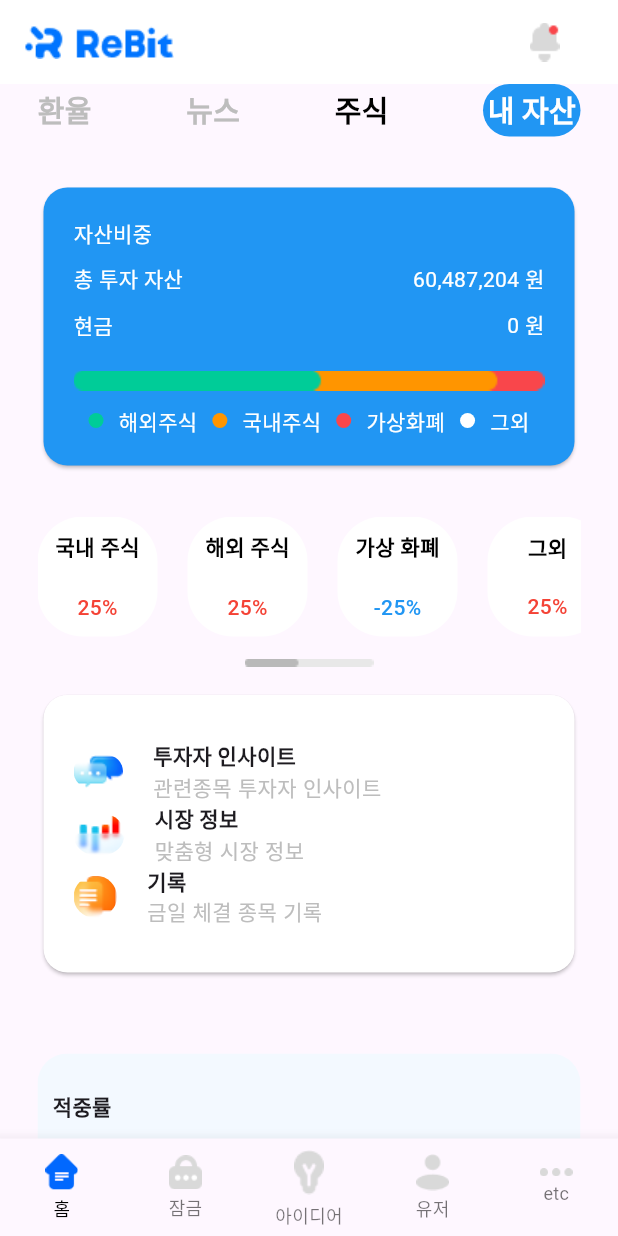
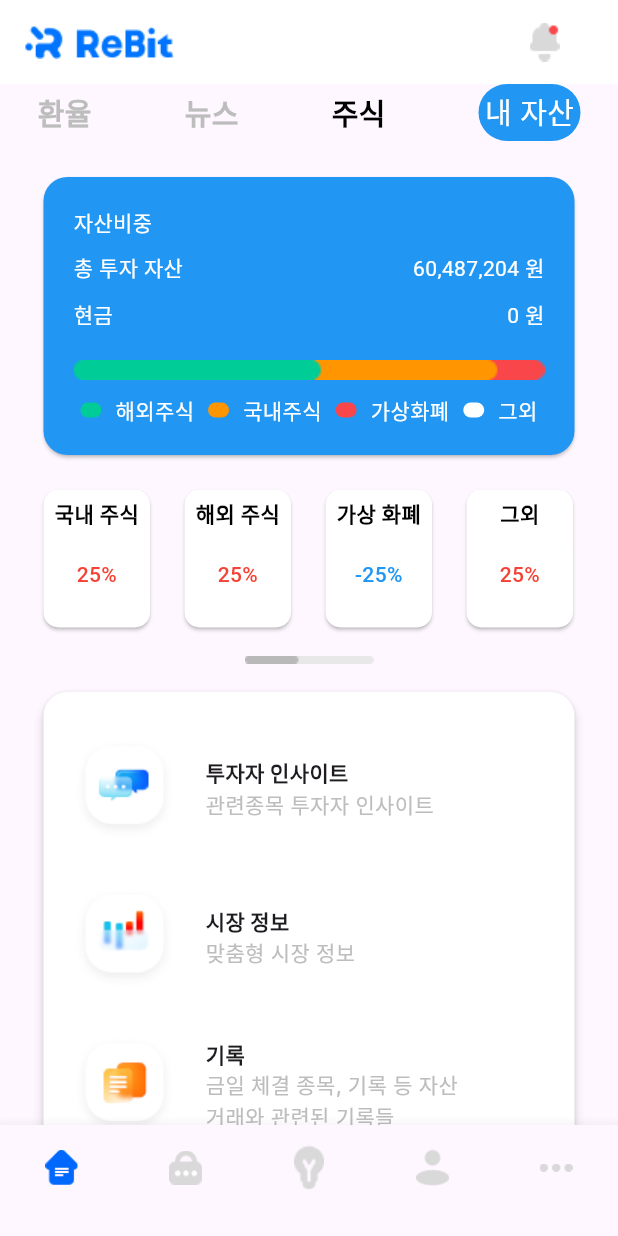
Before and after one commit to LeeGeonwoo22/flutter_homework-, a Flutter app: the screen it shows after launch, after a tap on "국내 주식", on a phone screen of 412 x 824 dp. Run offline on Flutter 3.47's test engine with Material 3 defaults, Android fonts, the phone set to English and light mode, and no system bars.

Commit message:
#2 최종

```diff
--- a/lib/ screens/rebit_screen.dart
+++ b/lib/ screens/rebit_screen.dart
@@ -28,11 +28,11 @@ class _RebitMainState extends State<RebitMain> {
             children: [
               RowTabBar(),
               SizedBox(
-                height: 30,
+                height: 20,
               ),
               AssetCard_widgets(),
               SizedBox(
-                height: 30,
+                height: 15,
               ),
               ListCardView(),
               SizedBox(
@@ -96,11 +96,11 @@ class _RebitMainState extends State<RebitMain> {
       selectedItemColor: Colors.black,
       selectedLabelStyle: TextStyle(color: Colors.black),
       items: [
-        bottomNavigationBarItem("home", "홈"),
-        bottomNavigationBarItem("lock", "잠금"),
-        bottomNavigationBarItem("light", "아이디어"),
-        bottomNavigationBarItem("users", "유저"),
-        bottomNavigationBarItem("etc", "etc"),
+        bottomNavigationBarItem("home", ""),
+        bottomNavigationBarItem("lock", ""),
+        bottomNavigationBarItem("light", ""),
+        bottomNavigationBarItem("users", ""),
+        bottomNavigationBarItem("etc", ""),
       ],
     );
   }
@@ -108,14 +108,13 @@ class _RebitMainState extends State<RebitMain> {
   BottomNavigationBarItem bottomNavigationBarItem(
       String iconName, String label) {
     return BottomNavigationBarItem(
-      icon: Padding(
-        padding: const EdgeInsets.only(bottom: 3),
-        child: Image.asset(
-          'assets/icons/${iconName}.png',
-          width: 22,
+        icon: Padding(
+          padding: const EdgeInsets.symmetric(vertical: 6),
+          child: Image.asset(
+            'assets/icons/${iconName}.png',
+            width: 22,
+          ),
         ),
-      ),
-      label: label,
-    );
+        label: label);
   }
 }
--- a/lib/widgets/assetsGraph.dart
+++ b/lib/widgets/assetsGraph.dart
@@ -14,7 +14,6 @@ class AssetCard_widgets extends StatelessWidget {
         padding: const EdgeInsets.symmetric(horizontal: 20, vertical: 20),
         child: Column(
           crossAxisAlignment: CrossAxisAlignment.stretch,
-          // mainAxisAlignment: MainAxisAlignment.spaceAround,
           children: [
             Text(
               '자산비중',
@@ -47,44 +46,44 @@ class AssetCard_widgets extends StatelessWidget {
               height: 10,
             ),
             Row(
-              mainAxisAlignment: MainAxisAlignment.spaceEvenly,
+              mainAxisAlignment: MainAxisAlignment.spaceAround,
               children: [
                 Container(
                   height: 10,
-                  width: 10,
+                  width: 14,
                   decoration: BoxDecoration(
                     shape: BoxShape.rectangle,
-                    borderRadius: BorderRadius.circular(20),
+                    borderRadius: BorderRadius.circular(15),
                     color: Color(0xFF00CC98),
                   ),
                 ),
                 Text('해외주식', style: TextStyle(color: Colors.white)),
                 Container(
                   height: 10,
-                  width: 10,
+                  width: 14,
                   decoration: BoxDecoration(
                     shape: BoxShape.rectangle,
-                    borderRadius: BorderRadius.circular(20),
+                    borderRadius: BorderRadius.circular(15),
                     color: Color(0xFFFF9500),
                   ),
                 ),
                 Text('국내주식', style: TextStyle(color: Colors.white)),
                 Container(
                   height: 10,
-                  width: 10,
+                  width: 14,
                   decoration: BoxDecoration(
                     shape: BoxShape.rectangle,
-                    borderRadius: BorderRadius.circular(20),
+                    borderRadius: BorderRadius.circular(15),
                     color: Color(0xFFF9464B),
                   ),
                 ),
                 Text('가상화폐', style: TextStyle(color: Colors.white)),
                 Container(
                   height: 10,
-                  width: 10,
+                  width: 14,
                   decoration: BoxDecoration(
                     shape: BoxShape.rectangle,
-                    borderRadius: BorderRadius.circular(20),
+                    borderRadius: BorderRadius.circular(15),
                     color: Color(0xFFFFFFFF),
                   ),
                 ),
--- a/lib/widgets/companyGraph.dart
+++ b/lib/widgets/companyGraph.dart
@@ -7,19 +7,18 @@ class CompanyGraph extends StatelessWidget {
 
   @override
   Widget build(BuildContext context) {
-    return Padding(
-      padding: const EdgeInsets.symmetric(vertical: 20),
-      child: ClipRRect(
+    return ClipRRect(
       borderRadius: BorderRadius.circular(20),
       child: Container(
         color: Color(0xFFF3F9FF),
         child: Padding(
-            padding: const EdgeInsets.symmetric(horizontal: 10, vertical: 25),
+          padding: const EdgeInsets.symmetric(horizontal: 25, vertical: 25),
           child: Column(
             crossAxisAlignment: CrossAxisAlignment.start,
             children: [
+              // 삼성전자
               Row(
-                  mainAxisAlignment: MainAxisAlignment.spaceAround,
+                mainAxisAlignment: MainAxisAlignment.spaceBetween,
                 children: [
                   Text('삼성전자 보통주',
                       style: TextStyle(
@@ -35,14 +34,15 @@ class CompanyGraph extends StatelessWidget {
                 ],
               ),
               SizedBox(
-                  height: 20,
+                height: 15,
               ),
-                Image.asset('assets/images/Samsung.png'),
+              Image.asset('assets/images/Samsung.png', fit: BoxFit.fill),
               SizedBox(
-                  height: 10,
+                height: 30,
               ),
+              // TPL&D
               Row(
-                  mainAxisAlignment: MainAxisAlignment.spaceAround,
+                mainAxisAlignment: MainAxisAlignment.spaceBetween,
                 children: [
                   Text('TPL&D',
                       style: TextStyle(
@@ -58,14 +58,15 @@ class CompanyGraph extends StatelessWidget {
                 ],
               ),
               SizedBox(
-                  height: 20,
+                height: 15,
               ),
-                Image.asset('assets/images/TPL&D.png'),
+              Image.asset('assets/images/TPL&D.png', fit: BoxFit.fill),
               SizedBox(
-                  height: 10,
+                height: 30,
               ),
+              // LG 디스플레이
               Row(
-                  mainAxisAlignment: MainAxisAlignment.spaceAround,
+                mainAxisAlignment: MainAxisAlignment.spaceBetween,
                 children: [
                   Text('LG 디스플레이',
                       style: TextStyle(
@@ -77,15 +78,18 @@ class CompanyGraph extends StatelessWidget {
                           fontFamily: "Inter",
                           fontSize: 14,
                           color: Colors.grey.shade400,
-                            fontWeight: FontWeight.w500))
+                          fontWeight: FontWeight.w500)),
                 ],
               ),
               SizedBox(
-                  height: 20,
+                height: 30,
               ),
-                Image.asset('assets/images/LG.png'),
+              Image.asset('assets/images/LG.png', fit: BoxFit.fill),
+              SizedBox(height: 25),
+              Center(
+                child: Image.asset('assets/icons/companyMole.png'),
+              )
             ],
-            ),
           ),
         ),
       ),
--- a/lib/widgets/contextWidget.dart
+++ b/lib/widgets/contextWidget.dart
@@ -8,10 +8,13 @@ class ContextWidgets extends StatelessWidget {
   @override
   Widget build(BuildContext context) {
     return Card(
+      elevation: 3,
       shape: RoundedRectangleBorder(borderRadius: BorderRadius.circular(16.0)),
       color: Colors.white,
+      surfaceTintColor: Colors.white,
       child: Padding(
         padding: const EdgeInsets.symmetric(horizontal: 20, vertical: 30),
+        child: Expanded(
           child: Column(
             crossAxisAlignment: CrossAxisAlignment.start,
             children: [
@@ -20,15 +23,18 @@ class ContextWidgets extends StatelessWidget {
                   ClipRRect(
                       borderRadius: BorderRadius.circular(20),
                       child: Container(
-                      child: Image.asset('assets/images/Group 1.png'),
+                        child: Image.asset('assets/icons/investment.png'),
                       )),
                   SizedBox(
                     width: 20,
                   ),
-                Column(crossAxisAlignment: CrossAxisAlignment.start, children: [
+                  Column(
+                      crossAxisAlignment: CrossAxisAlignment.start,
+                      children: [
                         Text('투자자 인사이트',
                             style: TextStyle(
-                          fontWeight: FontWeight.w700, fontFamily: "Inter")),
+                                fontWeight: FontWeight.w700,
+                                fontFamily: "Inter")),
                         Text('관련종목 투자자 인사이트',
                             style: TextStyle(
                                 fontWeight: FontWeight.w500,
@@ -37,20 +43,24 @@ class ContextWidgets extends StatelessWidget {
                       ])
                 ],
               ),
+              SizedBox(height: 30),
               Row(
                 children: [
                   ClipRRect(
                       borderRadius: BorderRadius.circular(20),
                       child: Container(
-                      child: Image.asset('assets/images/Group 2.png'),
+                        child: Image.asset('assets/icons/marketInfo.png'),
                       )),
                   SizedBox(
                     width: 20,
                   ),
-                Column(crossAxisAlignment: CrossAxisAlignment.start, children: [
+                  Column(
+                      crossAxisAlignment: CrossAxisAlignment.start,
+                      children: [
                         Text('시장 정보',
                             style: TextStyle(
-                          fontWeight: FontWeight.w700, fontFamily: "Inter")),
+                                fontWeight: FontWeight.w700,
+                                fontFamily: "Inter")),
                         Text('맞춤형 시장 정보',
                             style: TextStyle(
                                 fontWeight: FontWeight.w500,
@@ -59,21 +69,30 @@ class ContextWidgets extends StatelessWidget {
                       ])
                 ],
               ),
+              SizedBox(height: 30),
               Row(
                 children: [
                   ClipRRect(
                       borderRadius: BorderRadius.circular(20),
                       child: Container(
-                      child: Image.asset('assets/images/Group 3.png'),
+                        child: Image.asset('assets/icons/record.png'),
                       )),
                   SizedBox(
                     width: 20,
                   ),
-                Column(crossAxisAlignment: CrossAxisAlignment.start, children: [
+                  Column(
+                      crossAxisAlignment: CrossAxisAlignment.start,
+                      children: [
                         Text('기록',
                             style: TextStyle(
-                          fontWeight: FontWeight.w700, fontFamily: "Inter")),
-                  Text('금일 체결 종목 기록',
+                                fontWeight: FontWeight.w700,
+                                fontFamily: "Inter")),
+                        Text('금일 체결 종목, 기록 등 자산',
+                            style: TextStyle(
+                                fontWeight: FontWeight.w500,
+                                color: Colors.grey.shade400,
+                                fontFamily: "Inter")),
+                        Text('거래와 관련된 기록들',
                             style: TextStyle(
                                 fontWeight: FontWeight.w500,
                                 color: Colors.grey.shade400,
@@ -84,6 +103,7 @@ class ContextWidgets extends StatelessWidget {
             ],
           ),
         ),
+      ),
     );
   }
 }
--- a/lib/widgets/listCardWidget.dart
+++ b/lib/widgets/listCardWidget.dart
@@ -8,16 +8,21 @@ class ListCardView extends StatelessWidget {
   @override
   Widget build(BuildContext context) {
     return Container(
-      height: 80,
+      height: 100,
       child: ListView(
         scrollDirection: Axis.horizontal,
         children: [
           InkWell(
             onTap: () {},
-            child: Container(
-              width: 80,
-              decoration: BoxDecoration(
-                  borderRadius: BorderRadius.circular(30), color: Colors.white),
+            child: Card(
+              elevation: 1,
+              color: Colors.white,
+              surfaceTintColor: Colors.white,
+              shape: RoundedRectangleBorder(
+                  borderRadius: BorderRadius.circular(10)),
+              child: SizedBox(
+                height: 80,
+                width: 71,
                 child: Column(
                   mainAxisAlignment: MainAxisAlignment.center,
                   crossAxisAlignment: CrossAxisAlignment.center,
@@ -36,20 +41,29 @@ class ListCardView extends StatelessWidget {
                           color: Colors.red,
                           fontWeight: FontWeight.w500,
                           fontSize: 14),
+                    ),
+                    SizedBox(
+                      height: 20,
                     )
                   ],
                 ),
               ),
             ),
+          ),
           SizedBox(
-            width: 20,
+            width: 15,
           ),
           InkWell(
             onTap: () {},
-            child: Container(
-              width: 80,
-              decoration: BoxDecoration(
-                  borderRadius: BorderRadius.circular(30), color: Colors.white),
+            child: Card(
+              elevation: 1,
+              color: Colors.white,
+              surfaceTintColor: Colors.white,
+              shape: RoundedRectangleBorder(
+                  borderRadius: BorderRadius.circular(10)),
+              child: SizedBox(
+                height: 80,
+                width: 71,
                 child: Column(
                   mainAxisAlignment: MainAxisAlignment.center,
                   crossAxisAlignment: CrossAxisAlignment.center,
@@ -68,20 +82,29 @@ class ListCardView extends StatelessWidget {
                           color: Colors.red,
                           fontWeight: FontWeight.w500,
                           fontSize: 14),
+                    ),
+                    SizedBox(
+                      height: 20,
                     )
                   ],
                 ),
               ),
             ),
+          ),
           SizedBox(
-            width: 20,
+            width: 15,
           ),
           InkWell(
             onTap: () {},
-            child: Container(
-              width: 80,
-              decoration: BoxDecoration(
-                  borderRadius: BorderRadius.circular(30), color: Colors.white),
+            child: Card(
+              elevation: 1,
+              color: Colors.white,
+              surfaceTintColor: Colors.white,
+              shape: RoundedRectangleBorder(
+                  borderRadius: BorderRadius.circular(10)),
+              child: SizedBox(
+                height: 80,
+                width: 71,
                 child: Column(
                   mainAxisAlignment: MainAxisAlignment.center,
                   crossAxisAlignment: CrossAxisAlignment.center,
@@ -100,25 +123,34 @@ class ListCardView extends StatelessWidget {
                           color: Colors.blue,
                           fontWeight: FontWeight.w500,
                           fontSize: 14),
+                    ),
+                    SizedBox(
+                      height: 20,
                     )
                   ],
                 ),
               ),
             ),
+          ),
           SizedBox(
-            width: 20,
+            width: 15,
           ),
           InkWell(
             onTap: () {},
-            child: Container(
-              width: 80,
-              decoration: BoxDecoration(
-                  borderRadius: BorderRadius.circular(30), color: Colors.white),
+            child: Card(
+              elevation: 1,
+              color: Colors.white,
+              surfaceTintColor: Colors.white,
+              shape: RoundedRectangleBorder(
+                  borderRadius: BorderRadius.circular(10)),
+              child: SizedBox(
+                height: 80,
+                width: 71,
                 child: Column(
                   mainAxisAlignment: MainAxisAlignment.center,
                   crossAxisAlignment: CrossAxisAlignment.center,
                   children: [
-                  Text('그외',
+                    Text(' 그외 ',
                         style: TextStyle(
                             color: Colors.black,
                             fontWeight: FontWeight.w700,
@@ -132,8 +164,12 @@ class ListCardView extends StatelessWidget {
                           color: Colors.red,
                           fontWeight: FontWeight.w500,
                           fontSize: 14),
+                    ),
+                    SizedBox(
+                      height: 20,
                     )
                   ],
+                ),
               ),
             ),
           ),
--- a/lib/widgets/percentage.dart
+++ b/lib/widgets/percentage.dart
@@ -7,16 +7,18 @@ class PercentWidgets extends StatelessWidget {
 
   @override
   Widget build(BuildContext context) {
-    return Padding(
-      padding: const EdgeInsets.symmetric(vertical: 20),
-      child: ClipRRect(
+    return ClipRRect(
       borderRadius: BorderRadius.circular(20),
       child: Container(
-          color: Color(0xFFF3F9FF),
+        color: const Color(0xFFF3F9FF),
         child: Padding(
-            padding: const EdgeInsets.symmetric(horizontal: 10, vertical: 25),
-            child: Column(
+          padding: const EdgeInsets.symmetric(horizontal: 20, vertical: 20),
+          child: const Column(
             crossAxisAlignment: CrossAxisAlignment.start,
+            children: [
+              Padding(
+                padding: EdgeInsets.only(left: 15),
+                child: Row(
                   children: [
                     Text(
                       '적중률',
@@ -25,11 +27,18 @@ class PercentWidgets extends StatelessWidget {
                           fontSize: 14,
                           fontWeight: FontWeight.w700),
                     ),
+                  ],
+                ),
+              ),
               SizedBox(
-                  height: 20,
+                height: 10,
               ),
               Row(
-                  mainAxisAlignment: MainAxisAlignment.spaceAround,
+                mainAxisAlignment: MainAxisAlignment.spaceBetween,
+                // crossAxisAlignment: CrossAxisAlignment.start,
+                children: [
+                  Column(
+                    crossAxisAlignment: CrossAxisAlignment.start,
                     children: [
                       Text(
                         '현재 진행 중',
@@ -38,6 +47,21 @@ class PercentWidgets extends StatelessWidget {
                             fontSize: 14,
                             fontWeight: FontWeight.w700),
                       ),
+                      SizedBox(
+                        height: 10,
+                      ),
+                      Text(
+                        '1.70 64%',
+                        style: TextStyle(
+                            fontFamily: "Inter",
+                            fontSize: 10,
+                            fontWeight: FontWeight.w700),
+                      ),
+                    ],
+                  ),
+                  Column(
+                    crossAxisAlignment: CrossAxisAlignment.start,
+                    children: [
                       Text(
                         '적중',
                         style: TextStyle(
@@ -45,41 +69,42 @@ class PercentWidgets extends StatelessWidget {
                             fontSize: 14,
                             fontWeight: FontWeight.w700),
                       ),
+                      SizedBox(
+                        height: 10,
+                      ),
+                      Text(
+                        '1.70 59%',
+                        style: TextStyle(
+                            fontFamily: "Inter",
+                            fontSize: 10,
+                            fontWeight: FontWeight.w700),
+                      ),
+                    ],
+                  ),
+                  Column(
+                    crossAxisAlignment: CrossAxisAlignment.start,
+                    children: [
                       Text(
                         '미적중',
                         style: TextStyle(
                             fontFamily: "Inter",
                             fontSize: 14,
                             fontWeight: FontWeight.w700),
-                    )
-                  ],
                       ),
                       SizedBox(
-                  height: 20,
-                ),
-                Row(
-                  mainAxisAlignment: MainAxisAlignment.spaceAround,
-                  children: [
-                    Text(
-                      '1.70 64%',
-                      style: TextStyle(
-                          fontFamily: "Inter",
-                          fontSize: 14,
-                          fontWeight: FontWeight.w700),
-                    ),
-                    Text(
-                      '1.70 59%',
-                      style: TextStyle(
-                          fontFamily: "Inter",
-                          fontSize: 14,
-                          fontWeight: FontWeight.w700),
+                        height: 10,
                       ),
                       Text(
                         '1.70 1.70%',
                         style: TextStyle(
                             fontFamily: "Inter",
-                          fontSize: 14,
+                            fontSize: 10,
                             fontWeight: FontWeight.w700),
+                      ),
+                      // SizedBox(
+                      //   bottom: 20,
+                      // )
+                    ],
                   )
                 ],
               )
@@ -87,7 +112,77 @@ class PercentWidgets extends StatelessWidget {
           ),
         ),
       ),
-      ),
     );
   }
 }
+
+            // Text(
+            //   '적중률',
+            //   style: TextStyle(
+            //       fontFamily: "Inter",
+            //       fontSize: 14,
+            //       fontWeight: FontWeight.w700),
+            // ),
+            // SizedBox(
+            //   height: 10,
+            // ),
+            // Row(
+            //   // mainAxisAlignment: MainAxisAlignment.spaceEvenly,
+            //   // crossAxisAlignment: CrossAxisAlignment.start,
+            //   children: [
+            //     Text(
+            //       '현재 진행 중',
+            //       style: TextStyle(
+            //           fontFamily: "Inter",
+            //           fontSize: 14,
+            //           fontWeight: FontWeight.w700),
+            //     ),
+            //     Text(
+            //       '적중',
+            //       style: TextStyle(
+            //           fontFamily: "Inter",
+            //           fontSize: 14,
+            //           fontWeight: FontWeight.w700),
+            //     ),
+            //     Text(
+            //       '미적중',
+            //       style: TextStyle(
+            //           fontFamily: "Inter",
+            //           fontSize: 14,
+            //           fontWeight: FontWeight.w700),
+            //     )
+            //   ],
+            // ),
+            // SizedBox(
+            //   height: 10,
+            // ),
+            // Row(
+            //   // mainAxisAlignment: MainAxisAlignment.spaceEvenly,
+            //   // crossAxisAlignment: CrossAxisAlignment.start,
+            //   children: [
+            //     Text(
+            //       '1.70 64%',
+            //       style: TextStyle(
+            //           fontFamily: "Inter",
+            //           fontSize: 14,
+            //           fontWeight: FontWeight.w700),
+            //     ),
+            //     Text(
+            //       '1.70 59%',
+            //       style: TextStyle(
+            //           fontFamily: "Inter",
+            //           fontSize: 14,
+            //           fontWeight: FontWeight.w700),
+            //     ),
+            //     Text(
+            //       '1.70 1.70%',
+            //       style: TextStyle(
+            //           fontFamily: "Inter",
+            //           fontSize: 14,
+            //           fontWeight: FontWeight.w700),
+            //     )
+            //   ],
+            // ),
+            // SizedBox(
+            //   height: 20,
+            // )
--- a/lib/widgets/rowTabBar.dart
+++ b/lib/widgets/rowTabBar.dart
@@ -31,8 +31,8 @@ class RowTabBar extends StatelessWidget {
                 fontSize: 19.35,
                 color: Colors.black)),
         Container(
-          height: 35,
-          width: 65,
+          height: 38,
+          width: 68,
           decoration: BoxDecoration(
             shape: BoxShape.rectangle,
             borderRadius: BorderRadius.circular(20),
@@ -42,7 +42,7 @@ class RowTabBar extends StatelessWidget {
             child: Text("내 자산",
                 style: TextStyle(
                     fontFamily: 'Inter',
-                    fontWeight: FontWeight.w700,
+                    fontWeight: FontWeight.w500,
                     fontSize: 19.35,
                     color: Colors.white)),
           ),
```
Also changed, not shown: assets/icons/companyMole.png (added), assets/icons/etc.svg (deleted), assets/icons/home.svg (deleted), assets/icons/investment.png (added), assets/icons/light.svg (deleted), assets/icons/lock.svg (deleted), assets/icons/marketInfo.png (added), assets/icons/record.png (added), assets/icons/users.svg (deleted), assets/images/Group 1.png (deleted), assets/images/Group 2.png (deleted), assets/images/Group 3.png (deleted). Lines whose indentation alone changed are shown as unchanged.
